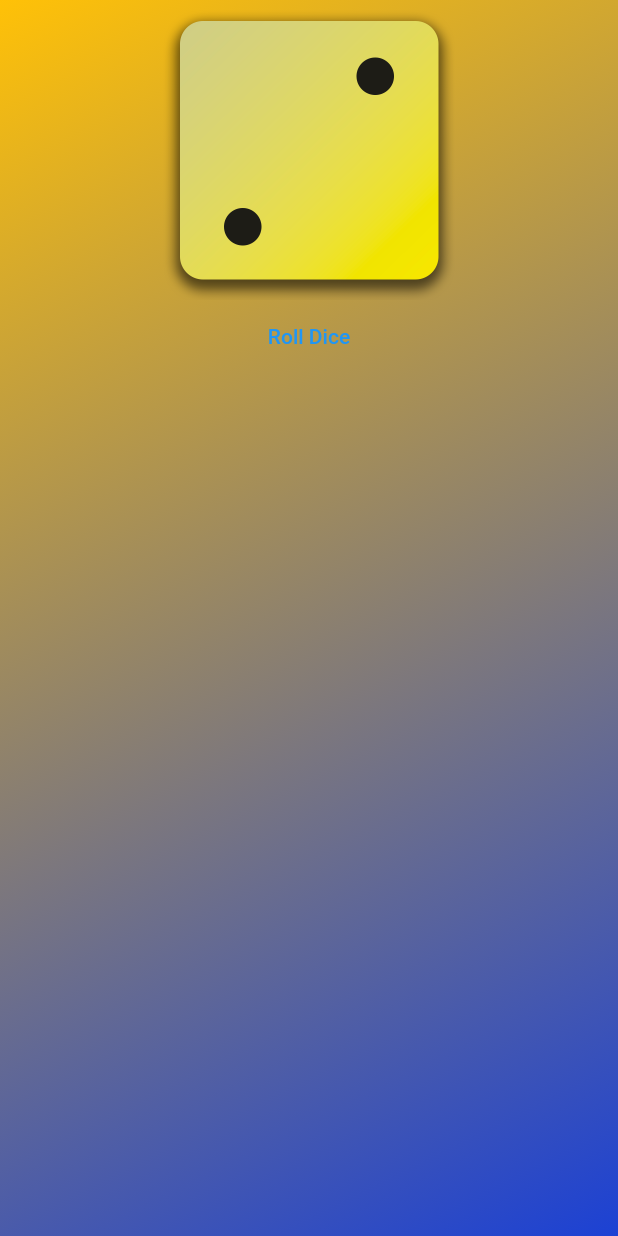
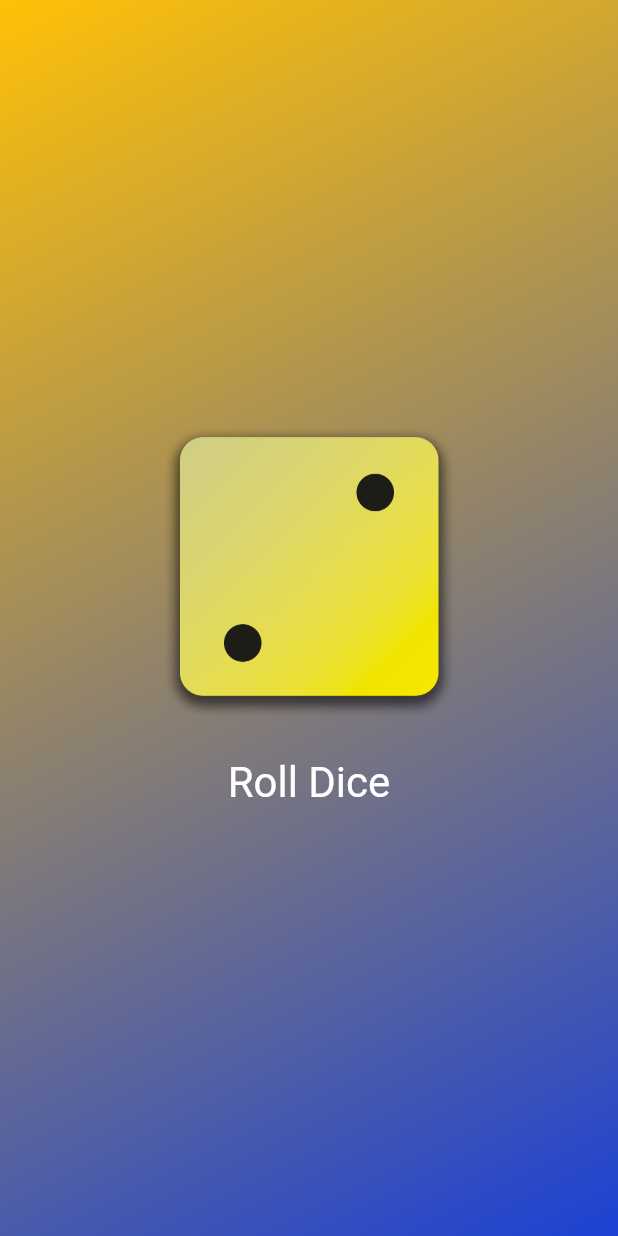
Before and after one commit to jonik2909/roll-dice, a Flutter app: the screen it shows after launch, on a phone screen of 412 x 824 dp. Run offline on Flutter 3.47's test engine with Material 2 defaults, Android fonts, the phone set to English and light mode, and no system bars.

Commit message:
feat: padding & sizedBox

```diff
--- a/lib/gradient_container.dart
+++ b/lib/gradient_container.dart
@@ -23,12 +23,25 @@ class GradientContainer extends StatelessWidget {
       )),
       child: Center(
         child: Column(
+          mainAxisSize: MainAxisSize.min,
           children: [
             Image.asset(
               'assets/images/dice-2.png',
               width: 200,
             ),
-            TextButton(onPressed: rollDice, child: const Text("Roll Dice"))
+            const SizedBox(
+              height: 20,
+            ),
+            TextButton(
+                onPressed: rollDice,
+                style: TextButton.styleFrom(
+                  // padding: const EdgeInsets.only(
+                  //   top: 20,
+                  // ),
+                  foregroundColor: Colors.white,
+                  textStyle: const TextStyle(fontSize: 28),
+                ),
+                child: const Text("Roll Dice"))
           ],
         ),
       ),
```
